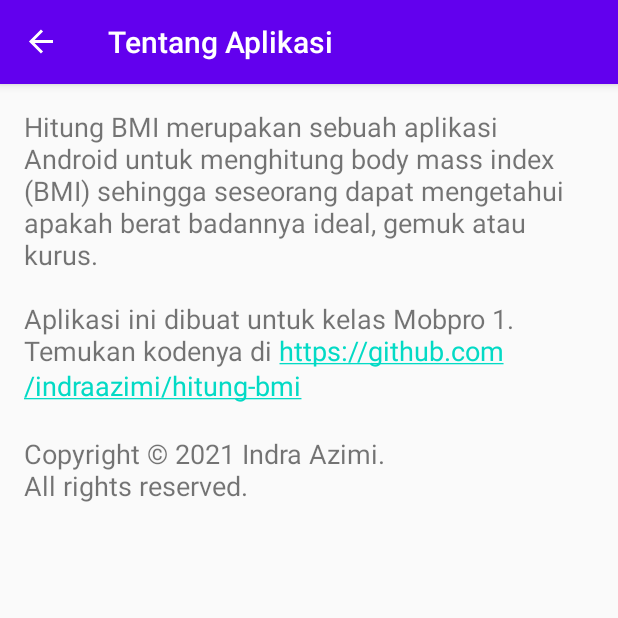
After one commit to D3IF-Cool/4303-hitung-bmi-CitraPangestu1, an Android app: the AboutFragment screen opened through its navigation route, on a phone screen of 412 x 824 dp, the top half of it. The commit adds this screen. Run offline under Robolectric (Android 15) with nearby library versions, the phone set to English and light mode, and no system bars; our stand-ins replace navigation-ui.

Commit message:
Membuat navigasi menggunakan menu

```diff
--- /dev/null
+++ b/app/src/main/java/org/d3if3023/hitungbmi/ui/AboutFragment.kt
@@ -0,0 +1,8 @@
+package org.d3if3023.hitungbmi.ui
+
+import androidx.fragment.app.Fragment
+import org.d3if3023.hitungbmi.R
+
+class AboutFragment: Fragment(R.layout.fragment_about) {
+
+}
--- a/app/src/main/java/org/d3if3023/hitungbmi/ui/HitungFragment.kt
+++ b/app/src/main/java/org/d3if3023/hitungbmi/ui/HitungFragment.kt
@@ -2,12 +2,12 @@ package org.d3if3023.hitungbmi.ui
 
 import android.os.Bundle
 import android.text.TextUtils
-import android.view.LayoutInflater
-import android.view.View
-import android.view.ViewGroup
+import android.view.*
 import android.widget.Toast
 import androidx.fragment.app.Fragment
+import androidx.navigation.Navigation.findNavController
 import androidx.navigation.findNavController
+import androidx.navigation.fragment.findNavController
 import kotlinx.android.synthetic.main.activity_main.*
 import kotlinx.android.synthetic.main.fragment_hitung.*
 import org.d3if3023.hitungbmi.R
@@ -17,6 +17,19 @@ import org.d3if3023.hitungbmi.databinding.FragmentHitungBinding
 class HitungFragment : Fragment() {
     private lateinit var binding: FragmentHitungBinding
     private lateinit var kategoriBmi: KategoriBmi
+
+    override fun onCreateOptionsMenu(menu: Menu, inflater: MenuInflater) {
+        super.onCreateOptionsMenu(menu, inflater)
+        inflater.inflate(R.menu.options_menu, menu)
+    }
+    override fun onOptionsItemSelected(item: MenuItem): Boolean {
+        if (item.itemId == R.id.menu_about) {
+            findNavController().navigate(
+                R.id.action_hitungFragment_to_aboutFragment)
+            return true
+        }
+        return super.onOptionsItemSelected(item)
+    }
 
     override fun onCreateView(inflater: LayoutInflater, container: ViewGroup?,
         savedInstanceState: Bundle?): View {
@@ -30,7 +43,7 @@ class HitungFragment : Fragment() {
                 HitungFragmentDirections.actionHitungFragmentToSaranFragment(kategoriBmi)
             )
         }
-
+        setHasOptionsMenu(true)
         return binding.root
 
 
--- /dev/null
+++ b/app/src/main/res/layout/fragment_about.xml
@@ -0,0 +1,8 @@
+<?xml version="1.0" encoding="utf-8"?>
+<TextView xmlns:android="http://schemas.android.com/apk/res/android"
+    android:layout_width="match_parent"
+    android:layout_height="match_parent"
+    android:layout_margin="16dp"
+    android:autoLink="web"
+    android:text="@string/copyright"
+    android:textSize="18sp" />
--- /dev/null
+++ b/app/src/main/res/menu/options_menu.xml
@@ -0,0 +1,8 @@
+<?xml version="1.0" encoding="utf-8"?>
+<menu xmlns:android="http://schemas.android.com/apk/res/android"
+    xmlns:app="http://schemas.android.com/apk/res-auto">
+    <item
+        android:id="@+id/menu_about"
+        android:title="@string/tentang_aplikasi"
+        app:showAsAction="never" />
+</menu>
--- a/app/src/main/res/values/strings.xml
+++ b/app/src/main/res/values/strings.xml
@@ -31,4 +31,12 @@
     asal tidak lari dari kehidupan.</string>
     <string name="lihat_saran">Lihat Saran</string>
 
+    <string name="copyright">Hitung BMI merupakan sebuah aplikasi Android untuk
+    menghitung body mass index (BMI) sehingga seseorang dapat mengetahui apakah
+    berat badannya ideal, gemuk atau kurus.\n\nAplikasi ini dibuat untuk kelas
+    Mobpro 1. Temukan kodenya di https://github.com/indraazimi/hitung-bmi\n\nCopyright
+        © 2021 Indra Azimi.\nAll rights reserved.</string>
+    <string name="tentang_aplikasi">Tentang Aplikasi</string>
+    <string name="hitung_bmi">Hitung BMI</string>
+
 </resources>
```
Also changed, not shown: app/src/main/res/navigation/navigation.xml (+9 -2 lines).
